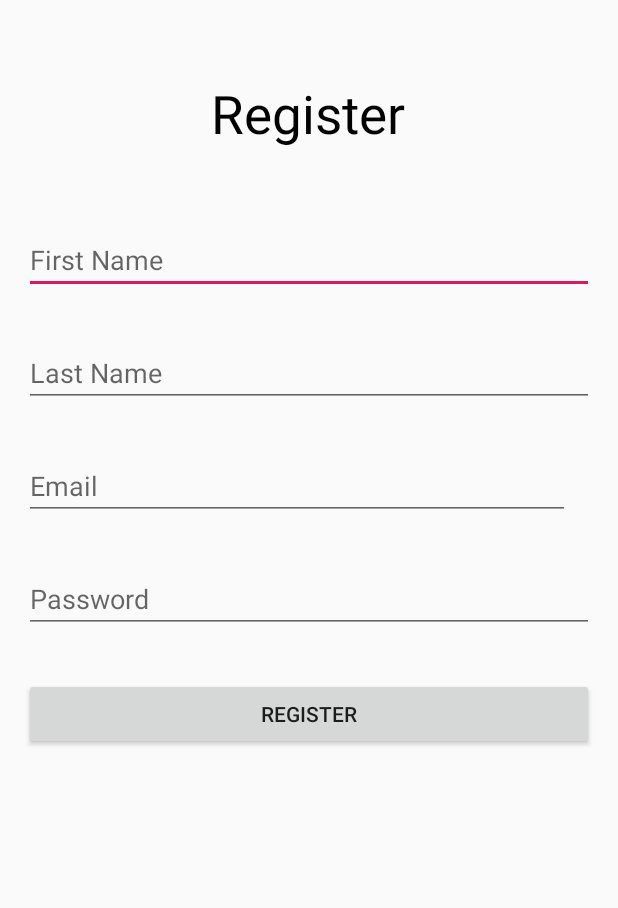
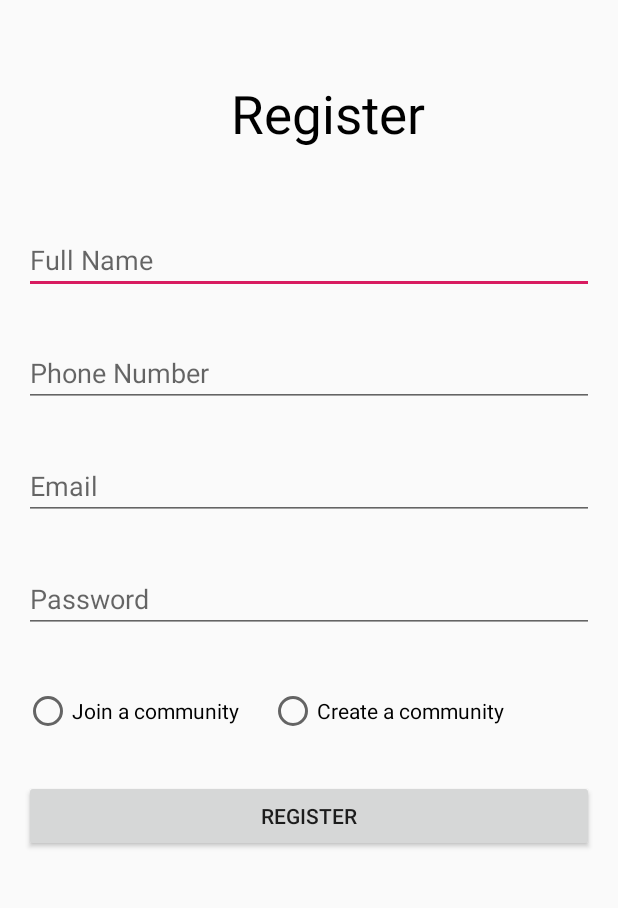
Before and after one commit to MaanyaShanker/Neighborly, an Android app: the RegisterActivity screen opened directly, with no data from a screen before it, after a tap on "REGISTER", on a phone screen of 412 x 824 dp, the part 232-1140 px from its top. Run offline under Robolectric (Android 15) with nearby library versions, the phone set to English and light mode, and no system bars; our stand-ins replace Firebase (no records; nobody signed in at launch, a user with empty details on screens opened directly).

Commit message:
write to database

```diff
--- a/app/build.gradle
+++ b/app/build.gradle
@@ -25,7 +25,7 @@ dependencies {
     implementation fileTree(dir: 'libs', include: ['*.jar'])
     implementation 'androidx.appcompat:appcompat:1.1.0'
     implementation 'androidx.constraintlayout:constraintlayout:1.1.3'
-    implementation 'com.google.firebase:firebase-database:16.0.4'
+    implementation 'com.google.firebase:firebase-database:19.2.1'
     implementation 'com.google.android.material:material:1.1.0'
     implementation 'androidx.vectordrawable:vectordrawable:1.1.0'
     testImplementation 'junit:junit:4.12'
--- a/app/src/main/java/technogirl/maanyavictoria/neighborly/MainActivity.java
+++ b/app/src/main/java/technogirl/maanyavictoria/neighborly/MainActivity.java
@@ -5,6 +5,7 @@ import androidx.appcompat.app.AppCompatActivity;
 import android.content.Intent;
 import android.os.Bundle;
 import android.view.View;
+
 
 public class MainActivity extends AppCompatActivity {
 
--- a/app/src/main/java/technogirl/maanyavictoria/neighborly/RegisterActivity.java
+++ b/app/src/main/java/technogirl/maanyavictoria/neighborly/RegisterActivity.java
@@ -24,7 +24,7 @@ public class RegisterActivity extends AppCompatActivity {
     EditText username, password;
     Button btn_register;
     FirebaseAuth auth;
-    FirebaseDatabase database = FirebaseDatabase.getInstance();
+    FirebaseDatabase database;
     DatabaseReference myRef;
 
     @Override
@@ -34,8 +34,8 @@ public class RegisterActivity extends AppCompatActivity {
 
         username = findViewById(R.id.username);
         password = findViewById(R.id.password);
-        final EditText temp_first = findViewById(R.id.first_name);
-        final EditText temp_last = findViewById(R.id.last_name);
+        final EditText temp_name = findViewById(R.id.full_name);
+        final EditText phone_number = findViewById(R.id.phone);
         btn_register = findViewById(R.id.register);
 
         auth = FirebaseAuth.getInstance();
@@ -45,23 +45,22 @@ public class RegisterActivity extends AppCompatActivity {
             public void onClick(View view) {
                 String txt_username = username.getText().toString();
                 String txt_password = password.getText().toString();
-                String fname =  temp_first.getText().toString();
-                String lname = temp_last.getText().toString();
+                String name =  temp_name.getText().toString();
+                String phone = phone_number.getText().toString();
 
-                if(TextUtils.isEmpty(txt_username) || TextUtils.isEmpty(txt_password) ||  TextUtils.isEmpty(fname) ||  TextUtils.isEmpty(lname)){
+                if(TextUtils.isEmpty(txt_username) || TextUtils.isEmpty(txt_password) ||  TextUtils.isEmpty(name) ||  TextUtils.isEmpty(phone)){
                     //checks if all fields are filled in
                     Toast.makeText(RegisterActivity.this, "All fields are required", Toast.LENGTH_SHORT).show();
                 }
                 else if(txt_password.length() < 6) //checks to see if the password is at least 6 characters for security's sake
                     Toast.makeText(RegisterActivity.this, "Password must be at least 6 characters", Toast.LENGTH_SHORT).show();
                 else { //creates the user
-                    String name = fname + " " +lname;
-                    register(txt_username, txt_password, name);
+                    register(txt_username, txt_password, name, phone);
                 }
             }
         });
     }
-    private void register(final String username, final String password, final String name){
+    protected void register(final String username, final String password, final String name, final String phone_number){
         //creates the user in google firebase
         auth.createUserWithEmailAndPassword(username, password).addOnCompleteListener(RegisterActivity.this, new OnCompleteListener<AuthResult>() {
             @Override
@@ -75,6 +74,12 @@ public class RegisterActivity extends AppCompatActivity {
                     FirebaseUser user = auth.getCurrentUser();
                     UserProfileChangeRequest userProfileChangeRequest = new UserProfileChangeRequest.Builder().setDisplayName(name).build();
                     user.updateProfile(userProfileChangeRequest);
+                    // Write a message to the database
+                    FirebaseDatabase database = FirebaseDatabase.getInstance();
+                    DatabaseReference myRef = database.getReference("Users");
+
+                    myRef.setValue("username");
+
                     Intent intent = new Intent(RegisterActivity.this, HomeActivity.class);
                     intent.addFlags(Intent.FLAG_ACTIVITY_CLEAR_TASK | Intent.FLAG_ACTIVITY_NEW_TASK);
                     startActivity(intent);
@@ -82,4 +87,15 @@ public class RegisterActivity extends AppCompatActivity {
                 }
             }
         }); }
+
+//        switch(view.getId()) {
+//        case R.id.radio_pirates:
+//            if (checked)
+//                // Pirates are the best
+//                break;
+//        case R.id.radio_ninjas:
+//            if (checked)
+//                // Ninjas rule
+//                break;
+//    }
 }
--- a/app/src/main/res/layout/activity_register.xml
+++ b/app/src/main/res/layout/activity_register.xml
@@ -27,17 +27,17 @@
         android:text="@string/signup"
         android:textColor="@color/black"
         android:textSize="35dp"
-        app:layout_constraintHorizontal_bias="0.498"
+        app:layout_constraintHorizontal_bias="0.551"
         app:layout_constraintLeft_toLeftOf="parent"
         app:layout_constraintRight_toRightOf="parent"
         app:layout_constraintTop_toBottomOf="@id/header" />
 
     <EditText
-        android:id="@+id/first_name"
+        android:id="@+id/full_name"
         android:layout_width="match_parent"
         android:layout_height="wrap_content"
         android:layout_marginTop="15dp"
-        android:hint="@string/first_name"
+        android:hint="@string/name"
         app:layout_constraintBottom_toBottomOf="parent"
         app:layout_constraintLeft_toLeftOf="parent"
         app:layout_constraintRight_toRightOf="parent"
@@ -45,25 +45,25 @@
         app:layout_constraintVertical_bias="0.228" />
 
     <EditText
-        android:id="@+id/last_name"
+        android:id="@+id/phone"
         android:layout_width="match_parent"
         android:layout_height="wrap_content"
         android:layout_marginTop="30dp"
-        android:hint="@string/last_name"
+        android:hint="@string/phone"
         app:layout_constraintLeft_toLeftOf="parent"
-        app:layout_constraintRight_toLeftOf="@id/last_name"
-        app:layout_constraintTop_toBottomOf="@id/first_name" />
+        app:layout_constraintRight_toLeftOf="parent"
+        app:layout_constraintTop_toBottomOf="@id/full_name" />
 
     <EditText
         android:id="@+id/username"
         android:layout_width="match_parent"
         android:layout_height="wrap_content"
         android:layout_marginTop="30dp"
-        android:layout_marginRight="16dp"
         android:hint="@string/email"
+        app:layout_constraintHorizontal_bias="1.0"
         app:layout_constraintLeft_toRightOf="parent"
         app:layout_constraintRight_toRightOf="parent"
-        app:layout_constraintTop_toBottomOf="@id/last_name" />
+        app:layout_constraintTop_toBottomOf="@id/phone" />
 
     <EditText
         android:id="@+id/password"
@@ -76,6 +76,30 @@
         app:layout_constraintRight_toRightOf="parent"
         app:layout_constraintTop_toBottomOf="@id/username" />
 
+    <RadioGroup
+        android:id="@+id/community_choice"
+        android:layout_width="match_parent"
+        android:layout_height="wrap_content"
+        android:layout_marginTop="36dp"
+        android:orientation="horizontal"
+        app:layout_constraintLeft_toLeftOf="parent"
+        app:layout_constraintRight_toRightOf="parent"
+        app:layout_constraintTop_toBottomOf="@id/password">
+
+        <RadioButton
+            android:id="@+id/join"
+            android:layout_width="wrap_content"
+            android:layout_height="wrap_content"
+            android:text="@string/join" />
+
+        <RadioButton
+            android:id="@+id/create"
+            android:layout_width="wrap_content"
+            android:layout_height="wrap_content"
+            android:layout_marginLeft="20dp"
+            android:text="@string/create" />
+    </RadioGroup>
+
     <Button
         android:id="@+id/register"
         android:layout_width="match_parent"
@@ -84,6 +108,6 @@
         android:text="@string/signup"
         app:layout_constraintLeft_toLeftOf="parent"
         app:layout_constraintRight_toRightOf="parent"
-        app:layout_constraintTop_toBottomOf="@id/password" />
+        app:layout_constraintTop_toBottomOf="@id/community_choice" />
 
 </androidx.constraintlayout.widget.ConstraintLayout>
--- a/app/src/main/res/values/strings.xml
+++ b/app/src/main/res/values/strings.xml
@@ -4,11 +4,13 @@
     <string name="login">Login</string>
     <string name="password">Password</string>
     <string name="email">Email</string>
-    <string name="last_name">Last Name</string>
-    <string name="first_name">First Name</string>
+    <string name="name">Full Name</string>
+    <string name="phone">Phone Number</string>
     <string name="title_activity_home">HomeActivity</string>
     <string name="title_home">Home</string>
     <string name="title_materials">Materials</string>
     <string name="title_time">Time</string>
     <string name="title_money">Money</string>
+    <string name="join">Join a community</string>
+    <string name="create">Create a community</string>
 </resources>
--- a/build.gradle
+++ b/build.gradle
@@ -8,7 +8,7 @@ buildscript {
     }
     dependencies {
         classpath 'com.android.tools.build:gradle:3.4.2'
-        classpath 'com.google.gms:google-services:4.2.0'
+        classpath 'com.google.gms:google-services:4.3.3'
 
         // NOTE: Do not place your application dependencies here; they belong
         // in the individual module build.gradle files
```
